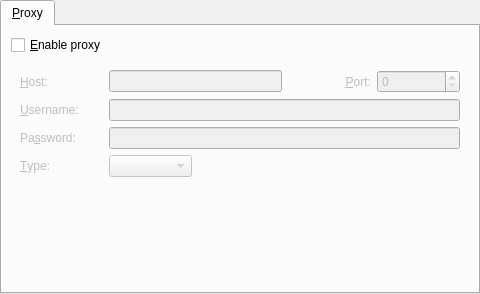
The window that src/prefnetwork.ui (wilbert2000/wzplayer) describes before a commit, drawn with Qt 5.
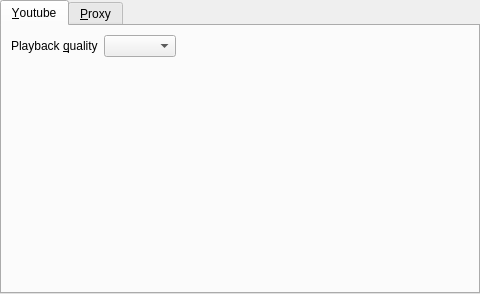
The same window after the commit.

Commit message: Add a youtube tab in the network section in preferences

The edit to the form file:
```diff
--- a/src/prefnetwork.ui
+++ b/src/prefnetwork.ui
@@ -19,7 +19,57 @@
      <property name="currentIndex">
       <number>0</number>
      </property>
-     <widget class="QWidget" name="tab">
+     <widget class="QWidget" name="youtube_page">
+      <attribute name="title">
+       <string>&amp;Youtube</string>
+      </attribute>
+      <layout class="QVBoxLayout" name="verticalLayout_2">
+       <item>
+        <layout class="QHBoxLayout" name="_3">
+         <item>
+          <widget class="QLabel" name="yt_label">
+           <property name="text">
+            <string>Playback &amp;quality</string>
+           </property>
+           <property name="buddy">
+            <cstring>yt_quality_combo</cstring>
+           </property>
+          </widget>
+         </item>
+         <item>
+          <widget class="QComboBox" name="yt_quality_combo"/>
+         </item>
+         <item>
+          <spacer>
+           <property name="orientation">
+            <enum>Qt::Horizontal</enum>
+           </property>
+           <property name="sizeHint" stdset="0">
+            <size>
+             <width>40</width>
+             <height>20</height>
+            </size>
+           </property>
+          </spacer>
+         </item>
+        </layout>
+       </item>
+       <item>
+        <spacer name="verticalSpacer_2">
+         <property name="orientation">
+          <enum>Qt::Vertical</enum>
+         </property>
+         <property name="sizeHint" stdset="0">
+          <size>
+           <width>20</width>
+           <height>40</height>
+          </size>
+         </property>
+        </spacer>
+       </item>
+      </layout>
+     </widget>
+     <widget class="QWidget" name="proxy_page">
       <attribute name="title">
        <string>&amp;Proxy</string>
       </attribute>
```
Left out of the diff: 11 changed lines with no effect on the pictures. The commit also changes 2 other files.
